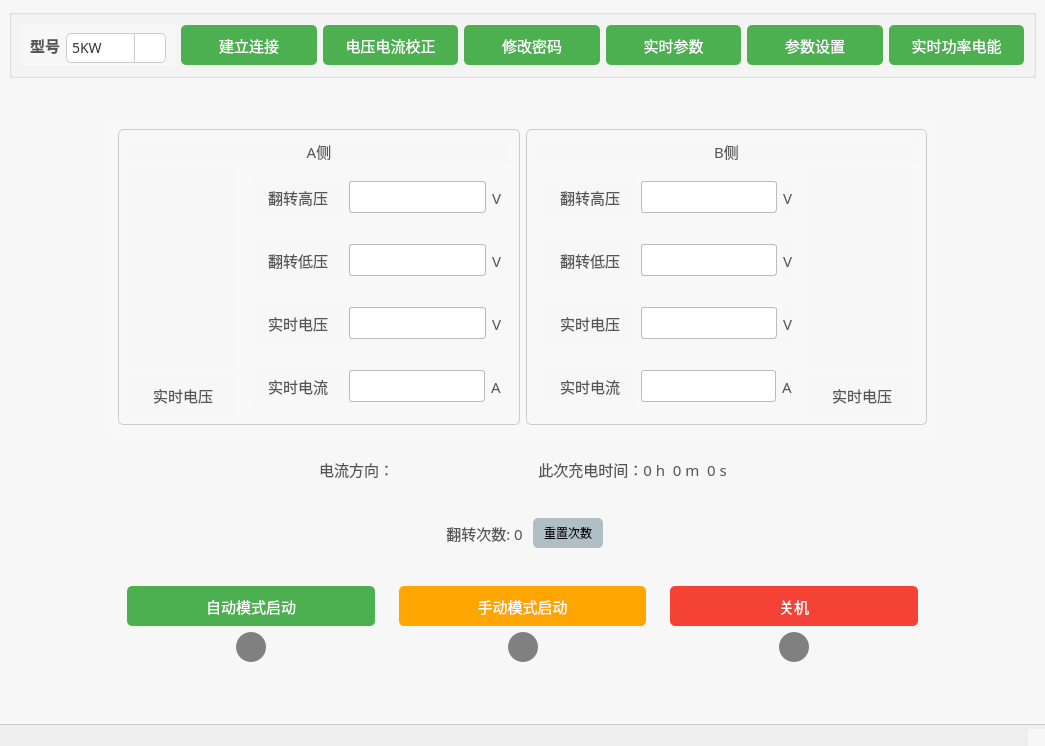
This is mainwindow.ui in Curtain-Wang/BatteryControl as Qt 5 draws it before an edit. The edited form follows.
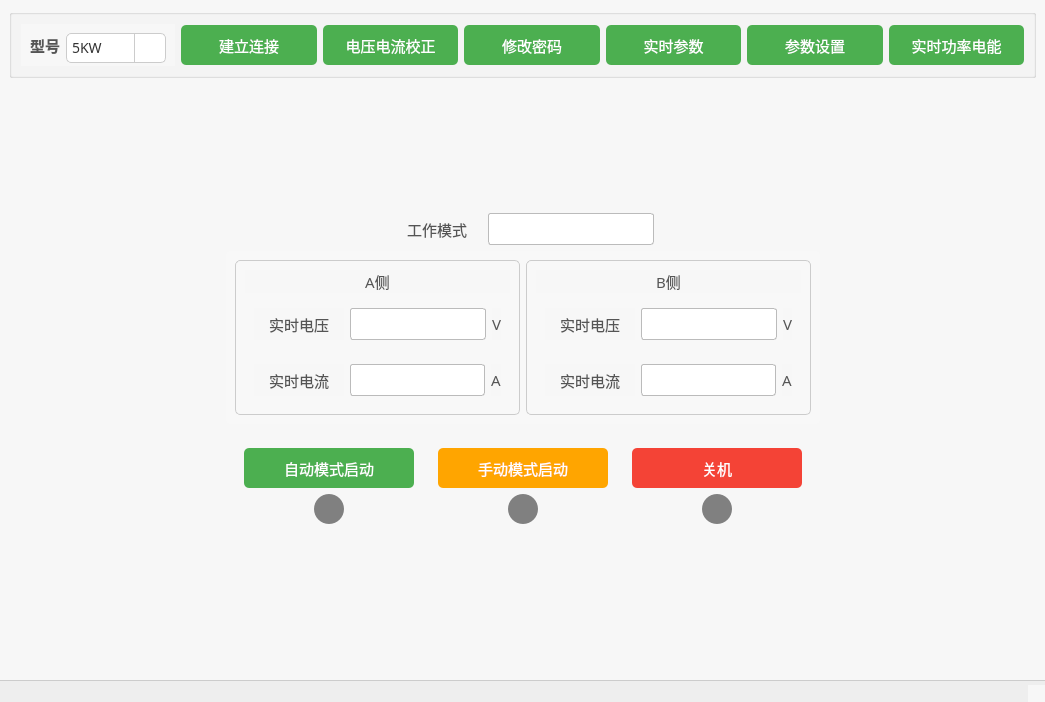
This is the edited form. Icons and pictures are not drawn. Custom widgets are drawn as their Qt base class.

Commit message: 无翻转版本  新增工作模式展示

Patch:
```diff
--- a/mainwindow.ui
+++ b/mainwindow.ui
@@ -7,7 +7,7 @@
     <x>0</x>
     <y>0</y>
     <width>1045</width>
-    <height>746</height>
+    <height>702</height>
    </rect>
   </property>
   <property name="windowTitle">
@@ -66,7 +66,7 @@
 </string>
   </property>
   <widget class="QWidget" name="centralwidget">
-   <layout class="QVBoxLayout" name="verticalLayout_11">
+   <layout class="QVBoxLayout" name="verticalLayout_8">
     <item>
      <widget class="QGroupBox" name="groupBox_33">
       <property name="minimumSize">
@@ -481,7 +481,7 @@
      </spacer>
     </item>
     <item>
-     <layout class="QHBoxLayout" name="horizontalLayout_21">
+     <layout class="QHBoxLayout" name="horizontalLayout_3">
       <item>
        <spacer name="horizontalSpacer">
         <property name="orientation">
@@ -499,8 +499,8 @@
        <widget class="QGroupBox" name="groupBox">
         <property name="minimumSize">
          <size>
-          <width>731</width>
-          <height>571</height>
+          <width>0</width>
+          <height>0</height>
          </size>
         </property>
         <property name="styleSheet">
@@ -512,13 +512,87 @@
         <property name="title">
          <string/>
         </property>
-        <layout class="QVBoxLayout" name="verticalLayout_10">
+        <layout class="QVBoxLayout" name="verticalLayout_5">
+         <item>
+          <layout class="QHBoxLayout" name="horizontalLayout">
+           <item>
+            <spacer name="horizontalSpacer_7">
+             <property name="orientation">
+              <enum>Qt::Horizontal</enum>
+             </property>
+             <property name="sizeHint" stdset="0">
+              <size>
+               <width>45</width>
+               <height>17</height>
+              </size>
+             </property>
+            </spacer>
+           </item>
+           <item>
+            <widget class="QLabel" name="label_6">
+             <property name="minimumSize">
+              <size>
+               <width>90</width>
+               <height>0</height>
+              </size>
+             </property>
+             <property name="font">
+              <font>
+               <family>Microsoft YaHei</family>
+               <pointsize>-1</pointsize>
+              </font>
+             </property>
+             <property name="text">
+              <string>工作模式</string>
+             </property>
+             <property name="alignment">
+              <set>Qt::AlignCenter</set>
+             </property>
+            </widget>
+           </item>
+           <item>
+            <widget class="MyLineEdit" name="d2">
+             <property name="minimumSize">
+              <size>
+               <width>0</width>
+               <height>30</height>
+              </size>
+             </property>
+             <property name="styleSheet">
+              <string notr="true">QLineEdit {
+    border: 1px solid #bbbbbb;
+    border-radius: 3px;
+    padding: 5px;
+    height: 20px; /* 控制输入框的高度 */
+}
+</string>
+             </property>
+             <property name="readOnly">
+              <bool>true</bool>
+             </property>
+            </widget>
+           </item>
+           <item>
+            <spacer name="horizontalSpacer_8">
+             <property name="orientation">
+              <enum>Qt::Horizontal</enum>
+             </property>
+             <property name="sizeHint" stdset="0">
+              <size>
+               <width>132</width>
+               <height>29</height>
+              </size>
+             </property>
+            </spacer>
+           </item>
+          </layout>
+         </item>
          <item>
           <widget class="QGroupBox" name="groupBox_12">
            <property name="minimumSize">
             <size>
              <width>0</width>
-             <height>314</height>
+             <height>0</height>
             </size>
            </property>
            <property name="styleSheet">
@@ -563,215 +637,8 @@
                </item>
                <item>
                 <layout class="QHBoxLayout" name="horizontalLayout_11">
-                 <item>
-                  <layout class="QVBoxLayout" name="verticalLayout_5">
-                   <item>
-                    <widget class="TPScale" name="tPScaleA">
-                     <property name="minimumSize">
-                      <size>
-                       <width>110</width>
-                       <height>200</height>
-                      </size>
-                     </property>
-                     <property name="highest">
-                      <double>60.000000000000000</double>
-                     </property>
-                    </widget>
-                   </item>
-                   <item>
-                    <widget class="QLabel" name="label_27">
-                     <property name="minimumSize">
-                      <size>
-                       <width>0</width>
-                       <height>40</height>
-                      </size>
-                     </property>
-                     <property name="maximumSize">
-                      <size>
-                       <width>16777215</width>
-                       <height>40</height>
-                      </size>
-                     </property>
-                     <property name="font">
-                      <font>
-                       <family>Microsoft YaHei</family>
-                       <pointsize>-1</pointsize>
-                      </font>
-                     </property>
-                     <property name="styleSheet">
-                      <string notr="true">QLabel#label_22 {
-    color: #555555;
-    background-color: #eeeeee;
-    padding: 10px;
-    border-radius: 5px;
-    font-family: &quot;Microsoft YaHei&quot;;
-    font-size: 15px;
-    text-align: center;
-}
-</string>
-                     </property>
-                     <property name="text">
-                      <string>实时电压</string>
-                     </property>
-                     <property name="alignment">
-                      <set>Qt::AlignCenter</set>
-                     </property>
-                    </widget>
-                   </item>
-                  </layout>
-                 </item>
                  <item>
                   <layout class="QVBoxLayout" name="verticalLayout">
-                   <item>
-                    <widget class="QGroupBox" name="groupBox_3">
-                     <property name="styleSheet">
-                      <string notr="true">QGroupBox {
-    border: none;
-}
-</string>
-                     </property>
-                     <property name="title">
-                      <string/>
-                     </property>
-                     <layout class="QHBoxLayout" name="horizontalLayout">
-                      <item>
-                       <widget class="QLabel" name="label_2">
-                        <property name="minimumSize">
-                         <size>
-                          <width>90</width>
-                          <height>0</height>
-                         </size>
-                        </property>
-                        <property name="font">
-                         <font>
-                          <family>Microsoft YaHei</family>
-                          <pointsize>-1</pointsize>
-                         </font>
-                        </property>
-                        <property name="text">
-                         <string>翻转高压</string>
-                        </property>
-                        <property name="alignment">
-                         <set>Qt::AlignCenter</set>
-                        </property>
-                       </widget>
-                      </item>
-                      <item>
-                       <widget class="QLineEdit" name="lineEditAHigh">
-                        <property name="minimumSize">
-                         <size>
-                          <width>0</width>
-                          <height>30</height>
-                         </size>
-                        </property>
-                        <property name="styleSheet">
-                         <string notr="true">QLineEdit {
-    border: 1px solid #bbbbbb;
-    border-radius: 3px;
-    padding: 5px;
-    height: 20px; /* 控制输入框的高度 */
-}
-</string>
-                        </property>
-                        <property name="readOnly">
-                         <bool>true</bool>
-                        </property>
-                       </widget>
-                      </item>
-                      <item>
-                       <widget class="QLabel" name="label_3">
-                        <property name="font">
-                         <font>
-                          <family>Microsoft YaHei</family>
-                          <pointsize>-1</pointsize>
-                         </font>
-                        </property>
-                        <property name="text">
-                         <string>V</string>
-                        </property>
-                        <property name="alignment">
-                         <set>Qt::AlignLeading|Qt::AlignLeft|Qt::AlignVCenter</set>
-                        </property>
-                       </widget>
-                      </item>
-                     </layout>
-                    </widget>
-                   </item>
-                   <item>
-                    <widget class="QGroupBox" name="groupBox_5">
-                     <property name="styleSheet">
-                      <string notr="true">QGroupBox {
-    border: none;
-}
-</string>
-                     </property>
-                     <property name="title">
-                      <string/>
-                     </property>
-                     <layout class="QHBoxLayout" name="horizontalLayout_3">
-                      <item>
-                       <widget class="QLabel" name="label_6">
-                        <property name="minimumSize">
-                         <size>
-                          <width>90</width>
-                          <height>0</height>
-                         </size>
-                        </property>
-                        <property name="font">
-                         <font>
-                          <family>Microsoft YaHei</family>
-                          <pointsize>-1</pointsize>
-                         </font>
-                        </property>
-                        <property name="text">
-                         <string>翻转低压</string>
-                        </property>
-                        <property name="alignment">
-                         <set>Qt::AlignCenter</set>
-                        </property>
-                       </widget>
-                      </item>
-                      <item>
-                       <widget class="QLineEdit" name="lineEditALow">
-                        <property name="minimumSize">
-                         <size>
-                          <width>0</width>
-                          <height>30</height>
-                         </size>
-                        </property>
-                        <property name="styleSheet">
-                         <string notr="true">QLineEdit {
-    border: 1px solid #bbbbbb;
-    border-radius: 3px;
-    padding: 5px;
-    height: 20px; /* 控制输入框的高度 */
-}
-</string>
-                        </property>
-                        <property name="readOnly">
-                         <bool>true</bool>
-                        </property>
-                       </widget>
-                      </item>
-                      <item>
-                       <widget class="QLabel" name="label_7">
-                        <property name="font">
-                         <font>
-                          <family>Microsoft YaHei</family>
-                          <pointsize>-1</pointsize>
-                         </font>
-                        </property>
-                        <property name="text">
-                         <string>V</string>
-                        </property>
-                        <property name="alignment">
-                         <set>Qt::AlignLeading|Qt::AlignLeft|Qt::AlignVCenter</set>
-                        </property>
-                       </widget>
-                      </item>
-                     </layout>
-                    </widget>
-                   </item>
                    <item>
                     <widget class="QGroupBox" name="groupBox_4">
                      <property name="styleSheet">
@@ -962,156 +829,6 @@
                 <layout class="QHBoxLayout" name="horizontalLayout_19">
                  <item>
                   <layout class="QVBoxLayout" name="verticalLayout_2">
-                   <item>
-                    <widget class="QGroupBox" name="groupBox_9">
-                     <property name="styleSheet">
-                      <string notr="true">QGroupBox {
-    border: none;
-}
-</string>
-                     </property>
-                     <property name="title">
-                      <string/>
-                     </property>
-                     <layout class="QHBoxLayout" name="horizontalLayout_7">
-                      <item>
-                       <widget class="QLabel" name="label_16">
-                        <property name="minimumSize">
-                         <size>
-                          <width>90</width>
-                          <height>0</height>
-                         </size>
-                        </property>
-                        <property name="font">
-                         <font>
-                          <family>Microsoft YaHei</family>
-                          <pointsize>-1</pointsize>
-                         </font>
-                        </property>
-                        <property name="text">
-                         <string>翻转高压</string>
-                        </property>
-                        <property name="alignment">
-                         <set>Qt::AlignCenter</set>
-                        </property>
-                       </widget>
-                      </item>
-                      <item>
-                       <widget class="QLineEdit" name="lineEditBHigh">
-                        <property name="minimumSize">
-                         <size>
-                          <width>0</width>
-                          <height>30</height>
-                         </size>
-                        </property>
-                        <property name="styleSheet">
-                         <string notr="true">QLineEdit {
-    border: 1px solid #bbbbbb;
-    border-radius: 3px;
-    padding: 5px;
-    height: 20px; /* 控制输入框的高度 */
-}
-</string>
-                        </property>
-                        <property name="readOnly">
-                         <bool>true</bool>
-                        </property>
-                       </widget>
-                      </item>
-                      <item>
-                       <widget class="QLabel" name="label_17">
-                        <property name="font">
-                         <font>
-                          <family>Microsoft YaHei</family>
-                          <pointsize>-1</pointsize>
-                         </font>
-                        </property>
-                        <property name="text">
-                         <string>V</string>
-                        </property>
-                        <property name="alignment">
-                         <set>Qt::AlignLeading|Qt::AlignLeft|Qt::AlignVCenter</set>
-                        </property>
-                       </widget>
-                      </item>
-                     </layout>
-                    </widget>
-                   </item>
-                   <item>
-                    <widget class="QGroupBox" name="groupBox_11">
-                     <property name="styleSheet">
-                      <string notr="true">QGroupBox {
-    border: none;
-}
-</string>
-                     </property>
-                     <property name="title">
-                      <string/>
-                     </property>
-                     <layout class="QHBoxLayout" name="horizontalLayout_9">
-                      <item>
-                       <widget class="QLabel" name="label_20">
-                        <property name="minimumSize">
-                         <size>
-                          <width>90</width>
-                          <height>0</height>
-                         </size>
-                        </property>
-                        <property name="font">
-                         <font>
-                          <family>Microsoft YaHei</family>
-                          <pointsize>-1</pointsize>
-                         </font>
-                        </property>
-                        <property name="text">
-                         <string>翻转低压</string>
-                        </property>
-                        <property name="alignment">
-                         <set>Qt::AlignCenter</set>
-                        </property>
-                       </widget>
-                      </item>
-                      <item>
-                       <widget class="QLineEdit" name="lineEditBLow">
-                        <property name="minimumSize">
-                         <size>
-                          <width>0</width>
-                          <height>30</height>
-                         </size>
-                        </property>
-                        <property name="styleSheet">
-                         <string notr="true">QLineEdit {
-    border: 1px solid #bbbbbb;
-    border-radius: 3px;
-    padding: 5px;
-    height: 20px; /* 控制输入框的高度 */
-}
-</string>
-                        </property>
-                        <property name="readOnly">
-                         <bool>true</bool>
-                        </property>
-                       </widget>
-                      </item>
-                      <item>
-                       <widget class="QLabel" name="label_21">
-                        <property name="font">
-                         <font>
-                          <family>Microsoft YaHei</family>
-                          <pointsize>-1</pointsize>
-                         </font>
-                        </property>
-                        <property name="text">
-                         <string>V</string>
-                        </property>
-                        <property name="alignment">
-                         <set>Qt::AlignLeading|Qt::AlignLeft|Qt::AlignVCenter</set>
-                        </property>
-                       </widget>
-                      </item>
-                     </layout>
-                    </widget>
-                   </item>
                    <item>
                     <widget class="QGroupBox" name="groupBox_10">
                      <property name="styleSheet">
@@ -1264,63 +981,6 @@
                    </item>
                   </layout>
                  </item>
-                 <item>
-                  <layout class="QVBoxLayout" name="verticalLayout_8">
-                   <item>
-                    <widget class="TPScale" name="tPScaleB">
-                     <property name="minimumSize">
-                      <size>
-                       <width>110</width>
-                       <height>200</height>
-                      </size>
-                     </property>
-                     <property name="highest">
-                      <double>60.000000000000000</double>
-                     </property>
-                    </widget>
-                   </item>
-                   <item>
-                    <widget class="QLabel" name="label_28">
-                     <property name="minimumSize">
-                      <size>
-                       <width>0</width>
-                       <height>40</height>
-                      </size>
-                     </property>
-                     <property name="maximumSize">
-                      <size>
-                       <width>16777215</width>
-                       <height>40</height>
-                      </size>
-                     </property>
-                     <property name="font">
-                      <font>
-                       <family>Microsoft YaHei</family>
-                       <pointsize>-1</pointsize>
-                      </font>
-                     </property>
-                     <property name="styleSheet">
-                      <string notr="true">QLabel#label_22 {
-    color: #555555;
-    background-color: #eeeeee;
-    padding: 10px;
-    border-radius: 5px;
-    font-family: &quot;Microsoft YaHei&quot;;
-    font-size: 15px;
-    text-align: center;
-}
-</string>
-                     </property>
-                     <property name="text">
-                      <string>实时电压</string>
-                     </property>
-                     <property name="alignment">
-                      <set>Qt::AlignCenter</set>
-                     </property>
-                    </widget>
-                   </item>
-                  </layout>
-                 </item>
                 </layout>
                </item>
               </layout>
@@ -1329,380 +989,6 @@
            </layout>
           </widget>
          </item>
-         <item>
-          <widget class="QGroupBox" name="groupBox_18">
-           <property name="title">
-            <string/>
-           </property>
-           <layout class="QHBoxLayout" name="horizontalLayout_18">
-            <item>
-             <spacer name="horizontalSpacer_11">
-              <property name="orientation">
-               <enum>Qt::Horizontal</enum>
-              </property>
-              <property name="sizeHint" stdset="0">
-               <size>
-                <width>201</width>
-                <height>20</height>
-               </size>
-              </property>
-             </spacer>
-            </item>
-            <item>
-             <layout class="QHBoxLayout" name="horizontalLayout_17">
-              <item>
-               <widget class="QLabel" name="label_26">
-                <property name="minimumSize">
-                 <size>
-                  <width>0</width>
-                  <height>40</height>
-                 </size>
-                </property>
-                <property name="maximumSize">
-                 <size>
-                  <width>16777215</width>
-                  <height>40</height>
-                 </size>
-                </property>
-                <property name="font">
-                 <font>
-                  <family>Microsoft YaHei</family>
-                  <pointsize>-1</pointsize>
-                 </font>
-                </property>
-                <property name="styleSheet">
-                 <string notr="true">QLabel#label_22 {
-    color: #555555;
-    background-color: #eeeeee;
-    padding: 10px;
-    border-radius: 5px;
-    font-family: &quot;Microsoft YaHei&quot;;
-    font-size: 15px;
-    text-align: center;
-}
-</string>
-                </property>
-                <property name="text">
-                 <string>电流方向：</string>
-                </property>
-                <property name="alignment">
-                 <set>Qt::AlignCenter</set>
-                </property>
-               </widget>
-              </item>
-              <item>
-               <layout class="QHBoxLayout" name="horizontalLayout_14">
-                <item>
-                 <widget class="QLabel" name="labelA">
-                  <property name="minimumSize">
-                   <size>
-                    <width>40</width>
-                    <height>40</height>
-                   </size>
-                  </property>
-                  <property name="maximumSize">
-                   <size>
-                    <width>16777215</width>
-                    <height>40</height>
-                   </size>
-                  </property>
-                  <property name="font">
-                   <font>
-                    <family>Microsoft YaHei</family>
-                    <pointsize>-1</pointsize>
-                   </font>
-                  </property>
-                  <property name="styleSheet">
-                   <string notr="true">QLabel#label_22 {
-    color: #555555;
-    background-color: #eeeeee;
-    padding: 10px;
-    border-radius: 5px;
-    font-family: &quot;Microsoft YaHei&quot;;
-    font-size: 15px;
-    text-align: center;
-}
-</string>
-                  </property>
-                  <property name="text">
-                   <string/>
-                  </property>
-                  <property name="alignment">
-                   <set>Qt::AlignCenter</set>
-                  </property>
-                 </widget>
-                </item>
-                <item>
-                 <widget class="QLabel" name="labelArrow">
-                  <property name="minimumSize">
-                   <size>
-                    <width>40</width>
-                    <height>40</height>
-                   </size>
-                  </property>
-                  <property name="maximumSize">
-                   <size>
-                    <width>16777215</width>
-                    <height>40</height>
-                   </size>
-                  </property>
-                  <property name="font">
-                   <font>
-                    <family>Microsoft YaHei</family>
-                    <pointsize>-1</pointsize>
-                   </font>
-                  </property>
-                  <property name="styleSheet">
-                   <string notr="true">QLabel#label_22 {
-    color: #555555;
-    background-color: #eeeeee;
-    padding: 10px;
-    border-radius: 5px;
-    font-family: &quot;Microsoft YaHei&quot;;
-    font-size: 15px;
-    text-align: center;
-}
-</string>
-                  </property>
-                  <property name="text">
-                   <string/>
-                  </property>
-                  <property name="alignment">
-                   <set>Qt::AlignCenter</set>
-                  </property>
-                 </widget>
-                </item>
-                <item>
-                 <widget class="QLabel" name="labelB">
-                  <property name="minimumSize">
-                   <size>
-                    <width>40</width>
-                    <height>40</height>
-                   </size>
-                  </property>
-                  <property name="maximumSize">
-                   <size>
-                    <width>16777215</width>
-                    <height>40</height>
-                   </size>
-                  </property>
-                  <property name="font">
-                   <font>
-                    <family>Microsoft YaHei</family>
-                    <pointsize>-1</pointsize>
-                   </font>
-                  </property>
-                  <property name="styleSheet">
-                   <string notr="true">QLabel#label_22 {
-    color: #555555;
-    background-color: #eeeeee;
-    padding: 10px;
-    border-radius: 5px;
-    font-family: &quot;Microsoft YaHei&quot;;
-    font-size: 15px;
-    text-align: center;
-}
-</string>
-                  </property>
-                  <property name="text">
-                   <string/>
-                  </property>
-                  <property name="alignment">
-                   <set>Qt::AlignCenter</set>
-                  </property>
-                 </widget>
-                </item>
-               </layout>
-              </item>
-             </layout>
-            </item>
-            <item>
-             <widget class="QLabel" name="label_24">
-              <property name="minimumSize">
-               <size>
-                <width>0</width>
-                <height>40</height>
-               </size>
-              </property>
-              <property name="maximumSize">
-               <size>
-                <width>16777215</width>
-                <height>40</height>
-               </size>
-              </property>
-              <property name="font">
-               <font>
-                <family>Microsoft YaHei</family>
-                <pointsize>-1</pointsize>
-               </font>
-              </property>
-              <property name="styleSheet">
-               <string notr="true">QLabel#label_22 {
-    color: #555555;
-    background-color: #eeeeee;
-    padding: 10px;
-    border-radius: 5px;
-    font-family: &quot;Microsoft YaHei&quot;;
-    font-size: 15px;
-    text-align: center;
-}
-</string>
-              </property>
-              <property name="text">
-               <string>此次充电时间：0 h  0 m  0 s</string>
-              </property>
-              <property name="alignment">
-               <set>Qt::AlignCenter</set>
-              </property>
-             </widget>
-            </item>
-            <item>
-             <spacer name="horizontalSpacer_12">
-              <property name="orientation">
-               <enum>Qt::Horizontal</enum>
-              </property>
-              <property name="sizeHint" stdset="0">
-               <size>
-                <width>200</width>
-                <height>20</height>
-               </size>
-              </property>
-             </spacer>
-            </item>
-           </layout>
-          </widget>
-         </item>
-         <item>
-          <widget class="QGroupBox" name="groupBox_17">
-           <property name="title">
-            <string/>
-           </property>
-           <layout class="QHBoxLayout" name="horizontalLayout_16">
-            <item>
-             <spacer name="horizontalSpacer_7">
-              <property name="orientation">
-               <enum>Qt::Horizontal</enum>
-              </property>
-              <property name="sizeHint" stdset="0">
-               <size>
-                <width>259</width>
-                <height>20</height>
-               </size>
-              </property>
-             </spacer>
-            </item>
-            <item>
-             <widget class="QLabel" name="label_25">
-              <property name="minimumSize">
-               <size>
-                <width>85</width>
-                <height>40</height>
-               </size>
-              </property>
-              <property name="maximumSize">
-               <size>
-                <width>16777215</width>
-                <height>40</height>
-               </size>
-              </property>
-              <property name="font">
-               <font>
-                <family>Microsoft YaHei</family>
-                <pointsize>-1</pointsize>
-               </font>
-              </property>
-              <property name="styleSheet">
-               <string notr="true">QLabel#label_22 {
-    color: #555555;
-    background-color: #eeeeee;
-    padding: 10px;
-    border-radius: 5px;
-    font-family: &quot;Microsoft YaHei&quot;;
-    font-size: 15px;
-    text-align: center;
-}
-</string>
-              </property>
-              <property name="text">
-               <string>翻转次数: 0</string>
-              </property>
-              <property name="alignment">
-               <set>Qt::AlignCenter</set>
-              </property>
-             </widget>
-            </item>
-            <item>
-             <widget class="QPushButton" name="pushButton_10">
-              <property name="sizePolicy">
-               <sizepolicy hsizetype="Minimum" vsizetype="Preferred">
-                <horstretch>0</horstretch>
-                <verstretch>0</verstretch>
-               </sizepolicy>
-              </property>
-              <property name="minimumSize">
-               <size>
-                <width>70</width>
-                <height>0</height>
-               </size>
-              </property>
-              <property name="maximumSize">
-               <size>
-                <width>16777215</width>
-                <height>30</height>
-               </size>
-              </property>
-              <property name="sizeIncrement">
-               <size>
-                <width>0</width>
-                <height>40</height>
-               </size>
-              </property>
-              <property name="font">
-               <font>
-                <family>Microsoft YaHei</family>
-                <pointsize>-1</pointsize>
-               </font>
-              </property>
-              <property name="styleSheet">
-               <string notr="true">QPushButton {
-    background-color: #B0BEC5; /* 柔和的灰色背景 */
-    color: black;
-    border: none;
-    border-radius: 5px;
-    font-size: 12px;
-}
-
-QPushButton:hover {
-    background-color: #90A4AE; /* 鼠标悬浮时颜色稍微变暗 */
-}
-
-QPushButton:pressed {
-    background-color: #78909C; /* 按下状态时颜色更暗 */
-    border: 1px solid #607D8B; /* 按下时添加一个边框 */
-}
-</string>
-              </property>
-              <property name="text">
-               <string>重置次数</string>
-              </property>
-             </widget>
-            </item>
-            <item>
-             <spacer name="horizontalSpacer_8">
-              <property name="orientation">
-               <enum>Qt::Horizontal</enum>
-              </property>
-              <property name="sizeHint" stdset="0">
-               <size>
-                <width>258</width>
-                <height>20</height>
-               </size>
-              </property>
-             </spacer>
-            </item>
-           </layout>
-          </widget>
-         </item>
          <item>
           <widget class="QGroupBox" name="groupBox_7">
            <property name="minimumSize">
@@ -2094,9 +1380,14 @@
  </widget>
  <customwidgets>
   <customwidget>
-   <class>TPScale</class>
-   <extends>QWidget</extends>
-   <header>tpscale.h</header>
+   <class>MyComboBox</class>
+   <extends>QComboBox</extends>
+   <header>mycombobox.h</header>
+  </customwidget>
+  <customwidget>
+   <class>MyLineEdit</class>
+   <extends>QLineEdit</extends>
+   <header>mylineedit.h</header>
   </customwidget>
  </customwidgets>
  <resources/>
```
The commit also changes 3 other files.
